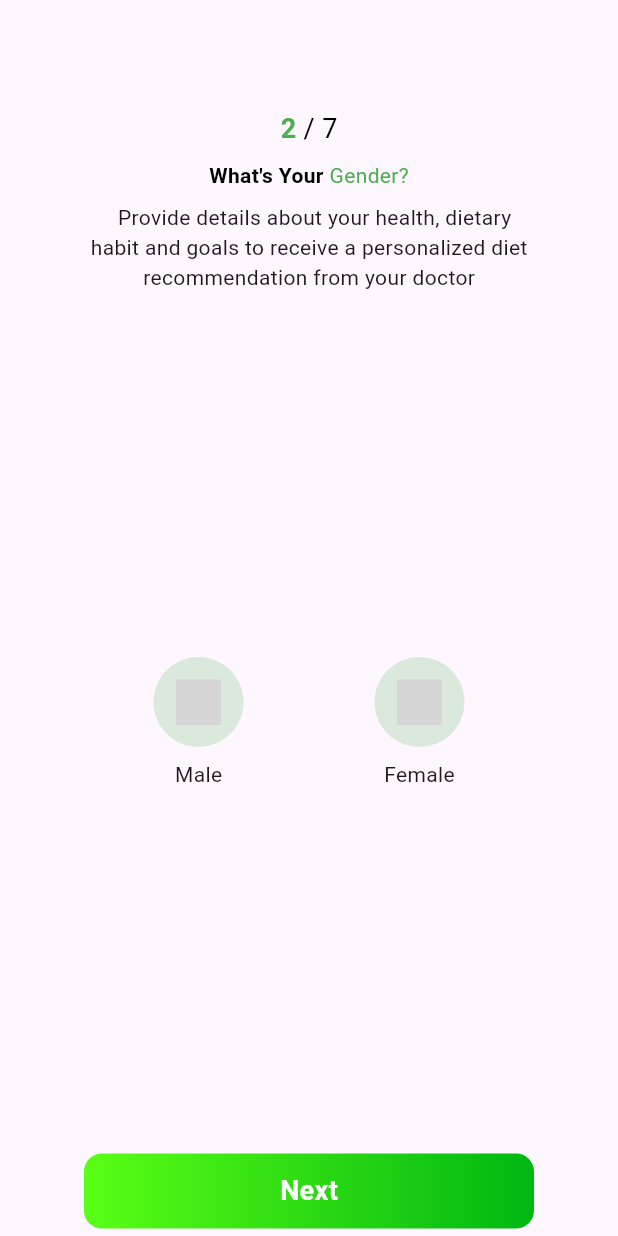
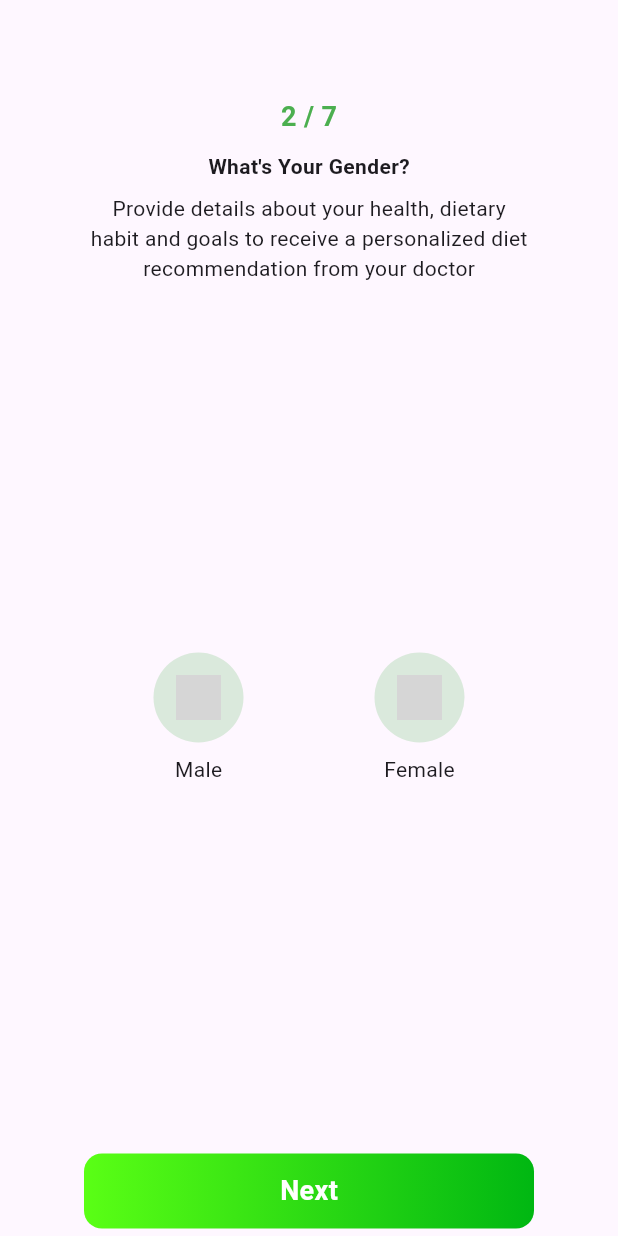
Before and after one commit to KashanMuhammad/FitLife, a Flutter app: the GenderScreen screen opened directly, on a phone screen of 412 x 824 dp. Run offline on Flutter 3.47's test engine with Material 3 defaults, Android fonts, the phone set to English and light mode, and no system bars; our stand-ins replace cloud_firestore, curved_navigation_bar, data_table_2, dropdown_button2, firebase_auth, firebase_core and 5 more; accounts and stored records are empty; project files that could hold a hidden picture were left out; grey boxes are pictures that could not be loaded.

Commit message:
The firebase authentication and the data sending functions of setting data of the user_ and gender_screen.dart is completed.Going to height screen.

```diff
--- a/fitlife_app/lib/Onboarding Screens/gender_screen.dart
+++ b/fitlife_app/lib/Onboarding Screens/gender_screen.dart
@@ -1,6 +1,8 @@
-import 'package:fitlife_app/Onboarding%20Screens/height_input_screen.dart';
+import 'package:cloud_firestore/cloud_firestore.dart';
+import 'package:firebase_auth/firebase_auth.dart';
 import 'package:flutter/material.dart';
 import 'package:flutter_svg/flutter_svg.dart';
+import 'height_input_screen.dart';
 
 class GenderScreen extends StatefulWidget {
   const GenderScreen({super.key});
@@ -11,11 +13,10 @@ class GenderScreen extends StatefulWidget {
 
 class _GenderScreenState extends State<GenderScreen> {
   String? selectedGender;
+  bool isLoading = false;
 
   @override
   Widget build(BuildContext context) {
-   // final screenWidth = MediaQuery.of(context).size.width;
-
     return Scaffold(
       body: SafeArea(
         child: SingleChildScrollView(
@@ -31,64 +32,13 @@ class _GenderScreenState extends State<GenderScreen> {
                 crossAxisAlignment: CrossAxisAlignment.center,
                 children: [
                   const SizedBox(height: 50),
-                  Center(
-                    child: Padding(
-                      padding: const EdgeInsets.all(8.0),
-                      child: Text.rich(
-                        const TextSpan(
-                          children: [
-                            TextSpan(
-                              text: '2',
-                              style: TextStyle(
-                                color: Colors.green,
-                                fontWeight: FontWeight.bold,
-                                fontSize: 18,
-                              ),
-                            ),
-                            TextSpan(
-                              text: ' / 7',
-                              style: TextStyle(
-                                color: Colors.black,
-                                fontWeight: FontWeight.normal,
-                                fontSize: 18,
-                              ),
-                            ),
-                          ],
-                        ),
-                      ),
-                    ),
-                  ),
-                  Center(
-                    child: Text.rich(
-                      const TextSpan(
-                        children: [
-                          TextSpan(
-                            text: "What's Your ",
-                            style: TextStyle(
-                              color: Colors.black,
-                              fontWeight: FontWeight.bold,
-                              fontSize: 14,
-                            ),
-                          ),
-                          TextSpan(
-                            text: 'Gender?',
-                            style: TextStyle(
-                              color: Colors.green,
-                              fontWeight: FontWeight.normal,
-                              fontSize: 14,
-                            ),
-                          ),
-                        ],
-                      ),
-                    ),
-                  ),
+                  const Text("2 / 7", style: TextStyle(fontSize: 18, fontWeight: FontWeight.bold, color: Colors.green)),
+                  const SizedBox(height: 10),
+                  const Text("What's Your Gender?", style: TextStyle(fontSize: 14, fontWeight: FontWeight.bold)),
                   const SizedBox(height: 8),
-                  const Text("      Provide details about your health, dietary    "),
-                  const Text(
-                    "habit and goals to receive a personalized diet",
-                    style: TextStyle(fontStyle: FontStyle.normal),
-                  ),
-                  const Text("         recommendation from your doctor         "),
+                  const Text("Provide details about your health, dietary"),
+                  const Text("habit and goals to receive a personalized diet"),
+                  const Text("recommendation from your doctor"),
                   const Spacer(),
                   Row(
                     mainAxisAlignment: MainAxisAlignment.spaceEvenly,
@@ -127,40 +77,54 @@ class _GenderScreenState extends State<GenderScreen> {
     );
   }
 
-  Center buildNextButton(BuildContext context) {
-    return Center(
-                  child: InkWell(
-                    onTap: () {
+  Widget buildNextButton(BuildContext context) {
+    return InkWell(
+      onTap: isLoading || selectedGender == null
+          ? null
+          : () async {
+        setState(() => isLoading = true);
+        final userId = FirebaseAuth.instance.currentUser?.uid;
+        if (userId == null) {
+          showSnackbar('User not authenticated.');
+          setState(() => isLoading = false);
+          return;
+        }
 
-                        Navigator.push(
-                          context,
-                          MaterialPageRoute(
-                            builder: (context) => HeightInputScreen(),
-                          ),
-                        );
+        try {
+          await FirebaseFirestore.instance
+              .collection('Users')
+              .doc(userId)
+              .set({'gender': selectedGender}, SetOptions(merge: true));
 
+          Navigator.push(context, MaterialPageRoute(builder: (context) => const HeightInputScreen()));
+        } catch (e) {
+          showSnackbar('Failed to save gender.');
+        } finally {
+          setState(() => isLoading = false);
+        }
       },
       child: Container(
         height: 50,
         width: 300,
         decoration: BoxDecoration(
           borderRadius: BorderRadius.circular(12),
-                        gradient: const LinearGradient(
-                          colors: [Color(0xFF5AFF15), Color(0xFF00B712)],
+          gradient: const LinearGradient(colors: [Color(0xFF5AFF15), Color(0xFF00B712)]),
         ),
-                      ),
-                      child: const Center(
+        child: isLoading
+            ? const Center(child: CircularProgressIndicator(color: Colors.white))
+            : const Center(
           child: Text(
             "Next",
-                          style: TextStyle(
-                            fontWeight: FontWeight.bold,
-                            color: Colors.white,
-                            fontSize: 18,
+            style: TextStyle(fontWeight: FontWeight.bold, color: Colors.white, fontSize: 18),
           ),
         ),
       ),
-                    ),
-                  ),
+    );
+  }
+
+  void showSnackbar(String message) {
+    ScaffoldMessenger.of(context).showSnackBar(
+      SnackBar(content: Text(message), backgroundColor: Colors.redAccent),
     );
   }
 }
@@ -181,8 +145,6 @@ class GenderOption extends StatelessWidget {
 
   @override
   Widget build(BuildContext context) {
-   // final borderColor = isSelected ? Colors.green : Colors.transparent;
-
     return GestureDetector(
       onTap: onTap,
       child: Column(
```
Also changed, not shown: fitlife_app/lib/Onboarding Screens/user_name_screen.dart (+78 -104 lines), fitlife_app/lib/sign_up.dart (+37 -34 lines). Lines whose indentation alone changed are shown as unchanged.
